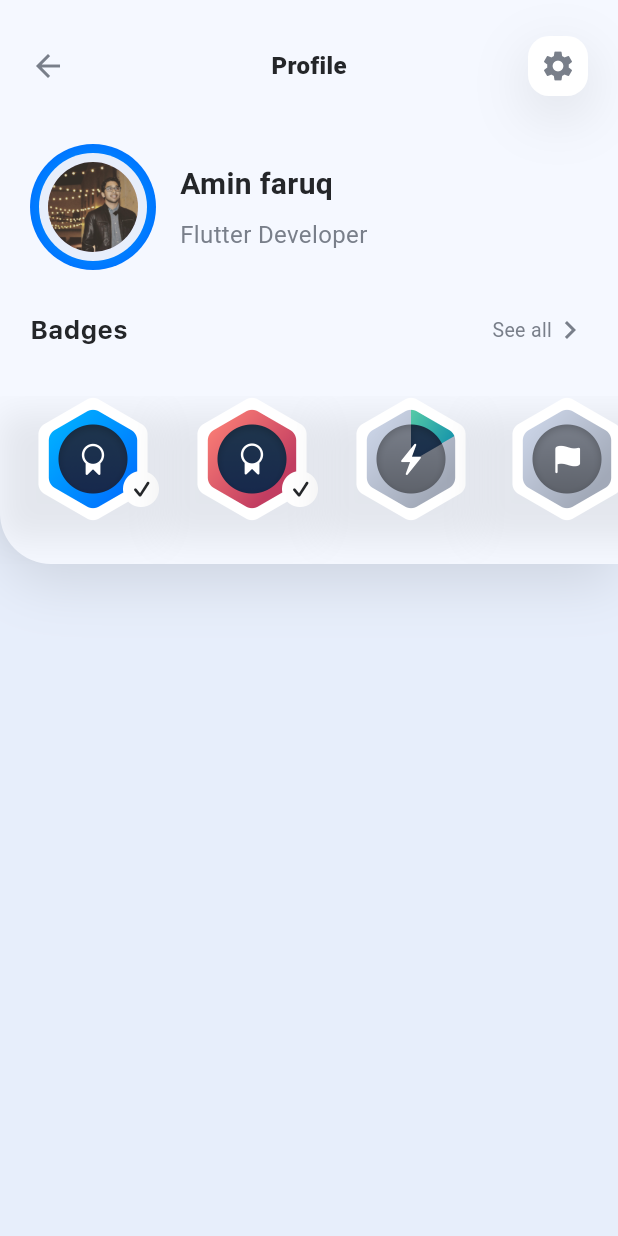
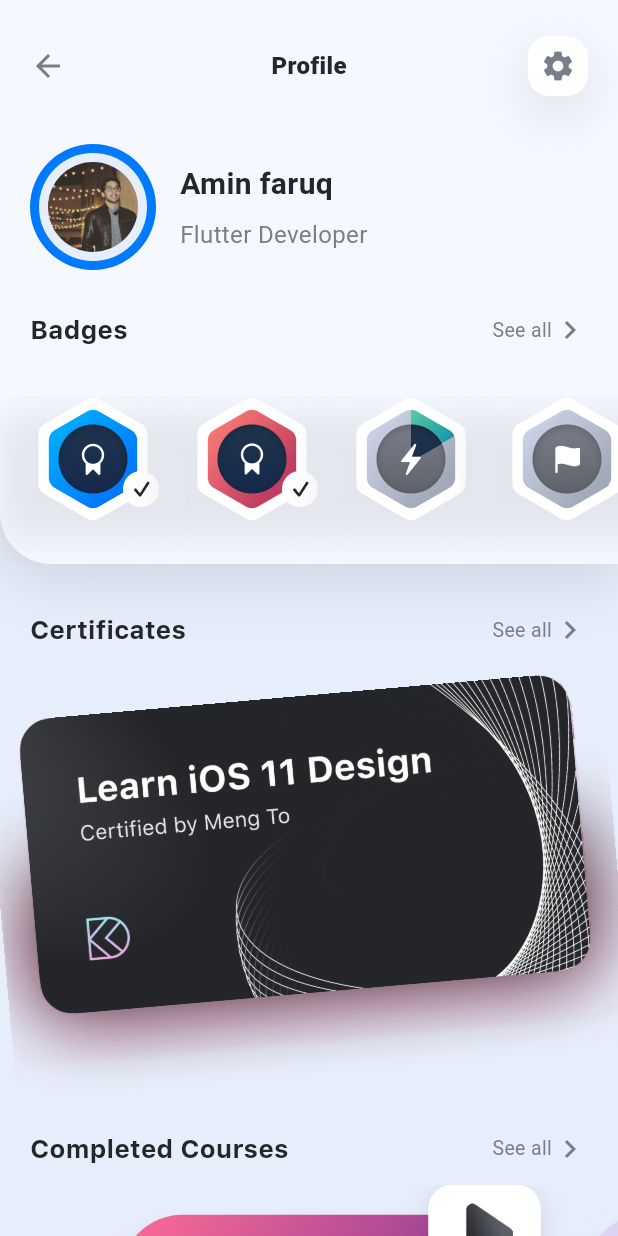
Before and after one commit to aminfaruq/design_code_app, a Flutter app: the ProfileScreen screen opened directly, on a phone screen of 412 x 824 dp. Run offline on Flutter 3.47's test engine with Material 3 defaults, Android fonts, the phone set to English and light mode, and no system bars; our stand-ins replace sliding_up_panel.

Commit message:
Utilizing Widgets across Multiple Screens

```diff
--- /dev/null
+++ b/lib/components/cards/completed_courses_card.dart
@@ -0,0 +1,102 @@
+import 'package:design_code_app/constants.dart';
+import 'package:design_code_app/model/course.dart';
+import 'package:flutter/material.dart';
+
+class CompletedCoursesCard extends StatelessWidget {
+  final Course course;
+
+  const CompletedCoursesCard({required this.course, super.key});
+
+  @override
+  Widget build(BuildContext context) {
+    return Stack(
+      alignment: Alignment.topRight,
+      children: [
+        Padding(
+          padding: const EdgeInsets.only(top: 20.0, right: 20.0),
+          child: Container(
+            decoration: BoxDecoration(
+              gradient: course.background,
+              borderRadius: BorderRadius.circular(41.0),
+              boxShadow: [
+                BoxShadow(
+                    color: course.background.colors.first.withOpacity(0.3),
+                    offset: const Offset(0, 20),
+                    blurRadius: 20.0),
+                BoxShadow(
+                    color: course.background.colors[1].withOpacity(0.3),
+                    offset: const Offset(0, 20),
+                    blurRadius: 20.0)
+              ],
+            ),
+            child: ClipRRect(
+              borderRadius: BorderRadius.circular(41.0),
+              child: SizedBox(
+                height: 160.0,
+                width: 260.0,
+                child: Stack(
+                  children: [
+                    Row(
+                      children: [
+                        const Spacer(),
+                        Column(
+                          mainAxisAlignment: MainAxisAlignment.end,
+                          crossAxisAlignment: CrossAxisAlignment.end,
+                          children: [
+                            // const Spacer(),
+                            Image.asset(
+                              'assets/illustrations/${course.illustration}',
+                              fit: BoxFit.cover,
+                              height: 140,
+                            )
+                          ],
+                        ),
+                      ],
+                    ),
+                    Padding(
+                      padding: const EdgeInsets.all(32.0),
+                      child: Column(
+                        mainAxisAlignment: MainAxisAlignment.center,
+                        crossAxisAlignment: CrossAxisAlignment.start,
+                        children: [
+                          Text(
+                            course.courseSubtitle,
+                            style: kCardSubtitleStyle,
+                          ),
+                          const SizedBox(
+                            height: 6.0,
+                          ),
+                          Text(
+                            course.courseTitle,
+                            style: kCardTitleStyle,
+                          )
+                        ],
+                      ),
+                    )
+                  ],
+                ),
+              ),
+            ),
+          ),
+        ),
+        Container(
+          padding: const EdgeInsets.only(
+              top: 12.5, bottom: 13.5, left: 20.5, right: 14.5),
+          decoration: BoxDecoration(
+            color: Colors.white,
+            borderRadius: BorderRadius.circular(16.0),
+            boxShadow: const [
+              BoxShadow(
+                  color: kShadowColor, offset: Offset(0, 4), blurRadius: 16.0)
+            ],
+          ),
+          child: Image.asset(
+            'assets/icons/icon-play.png',
+            width: 40.0,
+            height: 40.0,
+          ),
+        )
+      ],
+    );
+  }
+}
--- /dev/null
+++ b/lib/components/lists/completed_courses_list.dart
@@ -0,0 +1,64 @@
+import 'package:design_code_app/components/cards/completed_courses_card.dart';
+import 'package:design_code_app/model/course.dart';
+import 'package:flutter/material.dart';
+
+class CompletedCoursesList extends StatefulWidget {
+  const CompletedCoursesList({super.key});
+
+  @override
+  State<CompletedCoursesList> createState() => _CompletedCoursesListState();
+}
+
+class _CompletedCoursesListState extends State<CompletedCoursesList> {
+  List<Container> indicators = [];
+  int currentPage = 0;
+
+  Widget updateIndicators() {
+    return Row(
+      mainAxisAlignment: MainAxisAlignment.center,
+      children: completedCourses.map((course) {
+        var index = completedCourses.indexOf(course);
+        return Container(
+          width: 7.0,
+          height: 7.0,
+          margin: const EdgeInsets.symmetric(horizontal: 6.0),
+          decoration: BoxDecoration(
+              shape: BoxShape.circle,
+              color: currentPage == index
+                  ? const Color(0xFF0971FE)
+                  : const Color(0xFFA6AEBD)),
+        );
+      }).toList(),
+    );
+  }
+
+  @override
+  Widget build(BuildContext context) {
+    return Column(
+      children: [
+        SizedBox(
+          height: 220.0,
+          width: double.infinity,
+          child: PageView.builder(
+            itemBuilder: (context, index) {
+              return Opacity(
+                opacity: currentPage == index ? 1.0 : 0.5,
+                child: CompletedCoursesCard(
+                  course: completedCourses[index],
+                ),
+              );
+            },
+            itemCount: completedCourses.length,
+            onPageChanged: (index) {
+              setState(() {
+                currentPage = index;
+              });
+            },
+            controller: PageController(initialPage: 0, viewportFraction: 0.75),
+          ),
+        ),
+        updateIndicators()
+      ],
+    );
+  }
+}
--- a/lib/screens/profile_screen.dart
+++ b/lib/screens/profile_screen.dart
@@ -1,3 +1,5 @@
+import 'package:design_code_app/components/certificate_viewer.dart';
+import 'package:design_code_app/components/lists/completed_courses_list.dart';
 import 'package:design_code_app/constants.dart';
 import 'package:flutter/material.dart';
 
@@ -15,7 +17,8 @@
   Widget build(BuildContext context) {
     return Scaffold(
       backgroundColor: kBackgroundColor,
-      body: Column(
+      body: SingleChildScrollView(
+        child: Column(
           children: [
             Container(
               decoration: const BoxDecoration(
@@ -48,7 +51,9 @@
                             materialTapTargetSize:
                                 MaterialTapTargetSize.shrinkWrap,
                             constraints: const BoxConstraints(
-                              minWidth: 40.0, maxWidth: 40.0, maxHeight: 24.0),
+                                minWidth: 40.0,
+                                maxWidth: 40.0,
+                                maxHeight: 24.0),
                             highlightColor: Colors.transparent,
                             splashColor: Colors.transparent,
                             child: const Row(
@@ -192,7 +197,8 @@
                                     blurRadius: 18.0)
                               ],
                             ),
-                          child: Image.asset('assets/badges/${badges[index]}'),
+                            child:
+                                Image.asset('assets/badges/${badges[index]}'),
                           );
                         },
                       ),
@@ -201,7 +207,71 @@
                 ),
               ),
             ),
+            Padding(
+              padding: const EdgeInsets.only(
+                  top: 32.0, left: 20.0, right: 20.0, bottom: 12.0),
+              child: Column(
+                children: [
+                  Row(
+                    mainAxisAlignment: MainAxisAlignment.spaceBetween,
+                    children: [
+                      Text(
+                        'Certificates',
+                        style: kHeadlineLabelStyle,
+                      ),
+                      Row(
+                        children: [
+                          Text(
+                            'See all',
+                            style: kSearchPlaceholderStyle,
+                          ),
+                          const Icon(
+                            Icons.chevron_right,
+                            color: kSecondaryLabelColor,
+                          )
                         ],
+                      )
+                    ],
+                  ),
+                ],
+              ),
+            ),
+            const CertificateViewer(),
+            Padding(
+              padding: const EdgeInsets.only(
+                  top: 32.0, left: 20.0, right: 20.0, bottom: 12.0),
+              child: Column(
+                children: [
+                  Row(
+                    mainAxisAlignment: MainAxisAlignment.spaceBetween,
+                    children: [
+                      Text(
+                        'Completed Courses',
+                        style: kHeadlineLabelStyle,
+                      ),
+                      Row(
+                        children: [
+                          Text(
+                            'See all',
+                            style: kSearchPlaceholderStyle,
+                          ),
+                          const Icon(
+                            Icons.chevron_right,
+                            color: kSecondaryLabelColor,
+                          )
+                        ],
+                      )
+                    ],
+                  ),
+                ],
+              ),
+            ),
+            const CompletedCoursesList(),
+            const SizedBox(
+              height: 28.0,
+            )
+          ],
+        ),
       ),
     );
   }
```
Lines whose indentation alone changed are shown as unchanged.
